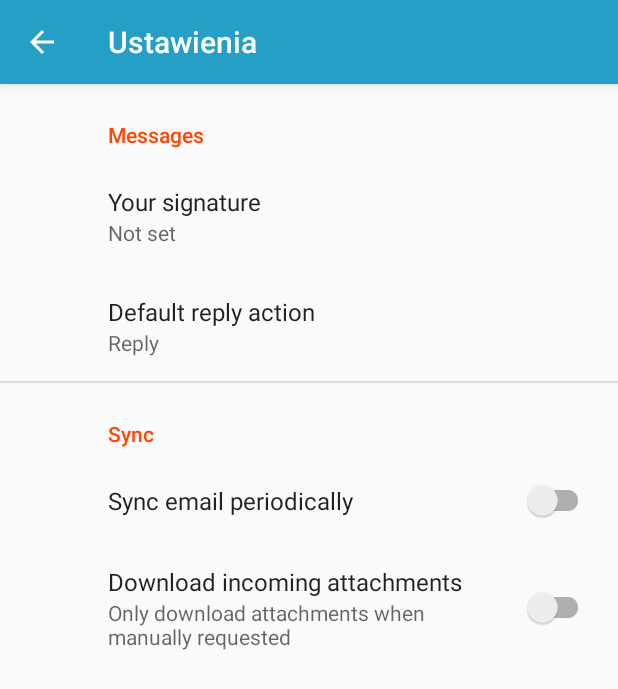
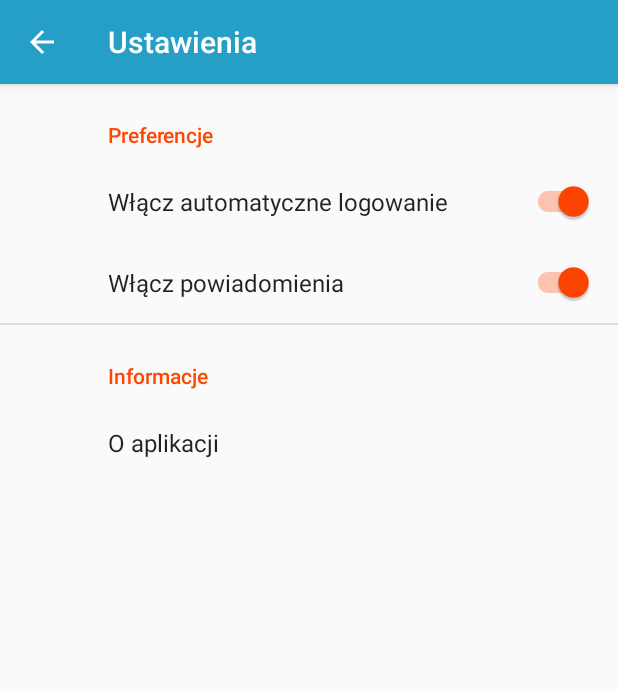
Before and after one commit to zieto/eregister-mobile, an Android app: the SettingsActivity screen opened directly, with no data from a screen before it, on a phone screen of 412 x 824 dp. Shown: the top 689 px of the screen. Run offline under Robolectric (Android 15) with nearby library versions, the phone set to English and light mode, and no system bars; our stand-ins replace androidx.preference; network calls fail.

Commit message:
added setting allowing user to disable autologin

```diff
--- a/app/src/main/AndroidManifest.xml
+++ b/app/src/main/AndroidManifest.xml
@@ -12,7 +12,8 @@
         android:supportsRtl="true"
         android:theme="@style/AppTheme"
         android:usesCleartextTraffic="true">
-        <activity android:name=".Notes"></activity>
+        <activity android:name=".About"></activity>
+        <activity android:name=".Notes" />
         <activity
             android:name=".schedules.PlanZajec"
             android:label="@string/title_activity_plan_zajec"
--- a/app/src/main/java/com/umk/diary/SettingsActivity.java
+++ b/app/src/main/java/com/umk/diary/SettingsActivity.java
@@ -1,12 +1,21 @@
 package com.umk.diary;
 
+import android.content.Context;
+import android.content.SharedPreferences;
 import android.os.Bundle;
 
 import androidx.appcompat.app.ActionBar;
 import androidx.appcompat.app.AppCompatActivity;
 import androidx.preference.PreferenceFragmentCompat;
+import androidx.preference.PreferenceManager;
+import androidx.preference.SwitchPreference;
+import androidx.preference.SwitchPreferenceCompat;
 
 public class SettingsActivity extends AppCompatActivity {
+
+    SharedPreferences sharedPreferences;
+    public static final String MyPREFERENCES = "myprefs";
+
 
     @Override
     protected void onCreate(Bundle savedInstanceState) {
@@ -19,9 +28,11 @@ public class SettingsActivity extends AppCompatActivity {
         ActionBar actionBar = getSupportActionBar();
         actionBar.setTitle("Ustawienia");
         actionBar.setDisplayHomeAsUpEnabled(true);
+
     }
 
     public static class SettingsFragment extends PreferenceFragmentCompat {
+
         @Override
         public void onCreatePreferences(Bundle savedInstanceState, String rootKey) {
             setPreferencesFromResource(R.xml.root_preferences, rootKey);
--- a/app/src/main/res/values/strings.xml
+++ b/app/src/main/res/values/strings.xml
@@ -1,12 +1,11 @@
 <resources>
-    <string name="app_name">Diary</string>
+    <string name="app_name">eDiary</string>
     <string name="title_activity_menu">Menu</string>
     <string name="title_activity_settings">Settings</string>
 
     <!-- Preference Titles -->
-    <string name="messages_header">Messages</string>
-    <string name="sync_header">Sync</string>
-
+    <string name="pref_header">Preferencje</string>
+    <string name="info_header">Informacje</string>
     <!-- Messages Preferences -->
     <string name="signature_title">Your signature</string>
     <string name="reply_title">Default reply action</string>
@@ -32,5 +31,11 @@
     <string name="tab_text_3">ŚR</string>
     <string name="tab_text_4">CZ</string>
     <string name="tab_text_5">PT</string>
+    <string name="info">Aplikacja eDiary powstała jako mobilna wersja aplikacji webowej o tej samej nazwie.
+    Jej zadaniem jest udostępnienie szybkiego podglądu danych na urządzeniu mobilnym dla ucznia/rodzica.
+    </string>
+    <string name="info2">Aplikacja jest częścią projektu zespołowego studentów Niestacjonarnych Studiów Inżynierskich Informatyki
+    Wydziału Matematyki i Informatyki na Uniwersytecie Mikołaja Kopernika w Toruniu.</string>
+    <string name="info3">W aplikacji wykorzystano na licencji OpenSource ikony ze strony</string>
 
 </resources>
--- a/app/src/main/res/xml/root_preferences.xml
+++ b/app/src/main/res/xml/root_preferences.xml
@@ -1,50 +1,29 @@
-<!--
-  ~ Copyright 2018 The app Open Source Project
-  ~
-  ~ Licensed under the Apache License, Version 2.0 (the "License");
-  ~ you may not use this file except in compliance with the License.
-  ~ You may obtain a copy of the License at
-  ~
-  ~      http://www.apache.org/licenses/LICENSE-2.0
-  ~
-  ~ Unless required by applicable law or agreed to in writing, software
-  ~ distributed under the License is distributed on an "AS IS" BASIS,
-  ~ WITHOUT WARRANTIES OR CONDITIONS OF ANY KIND, either express or implied.
-  ~ See the License for the specific language governing permissions and
-  ~ limitations under the License.
-  -->
+<PreferenceScreen xmlns:app="http://schemas.android.com/apk/res-auto"
+    xmlns:android="http://schemas.android.com/apk/res/android">
 
-<PreferenceScreen xmlns:app="http://schemas.android.com/apk/res-auto">
+    <PreferenceCategory app:title="@string/pref_header">
 
-    <PreferenceCategory app:title="@string/messages_header">
+        <SwitchPreferenceCompat
+            app:key="autologin"
+            android:defaultValue="true"
+            app:title="Włącz automatyczne logowanie" />
 
-        <EditTextPreference
-            app:key="signature"
-            app:title="@string/signature_title"
-            app:useSimpleSummaryProvider="true" />
-
-        <ListPreference
-            app:defaultValue="reply"
-            app:entries="@array/reply_entries"
-            app:entryValues="@array/reply_values"
-            app:key="reply"
-            app:title="@string/reply_title"
-            app:useSimpleSummaryProvider="true" />
+        <SwitchPreferenceCompat
+            app:key="notifications"
+            android:defaultValue="true"
+            app:title="Włącz powiadomienia" />
 
     </PreferenceCategory>
 
-    <PreferenceCategory app:title="@string/sync_header">
+    <PreferenceCategory app:title="@string/info_header">
 
-        <SwitchPreferenceCompat
-            app:key="sync"
-            app:title="@string/sync_title" />
-
-        <SwitchPreferenceCompat
-            app:dependency="sync"
-            app:key="attachment"
-            app:summaryOff="@string/attachment_summary_off"
-            app:summaryOn="@string/attachment_summary_on"
-            app:title="@string/attachment_title" />
+        <Preference
+            android:title="O aplikacji">
+            <intent android:action="android.intent.action.MAIN"
+                android:targetPackage="com.umk.diary"
+                android:targetClass="com.umk.diary.About"
+                />
+        </Preference>
 
     </PreferenceCategory>
 
```
Also changed, not shown: app/src/main/java/com/umk/diary/About.java (added, +45 -0 lines), app/src/main/java/com/umk/diary/Menu.java (+11 -0 lines), app/src/main/res/layout/activity_about.xml (added, +36 -0 lines).
